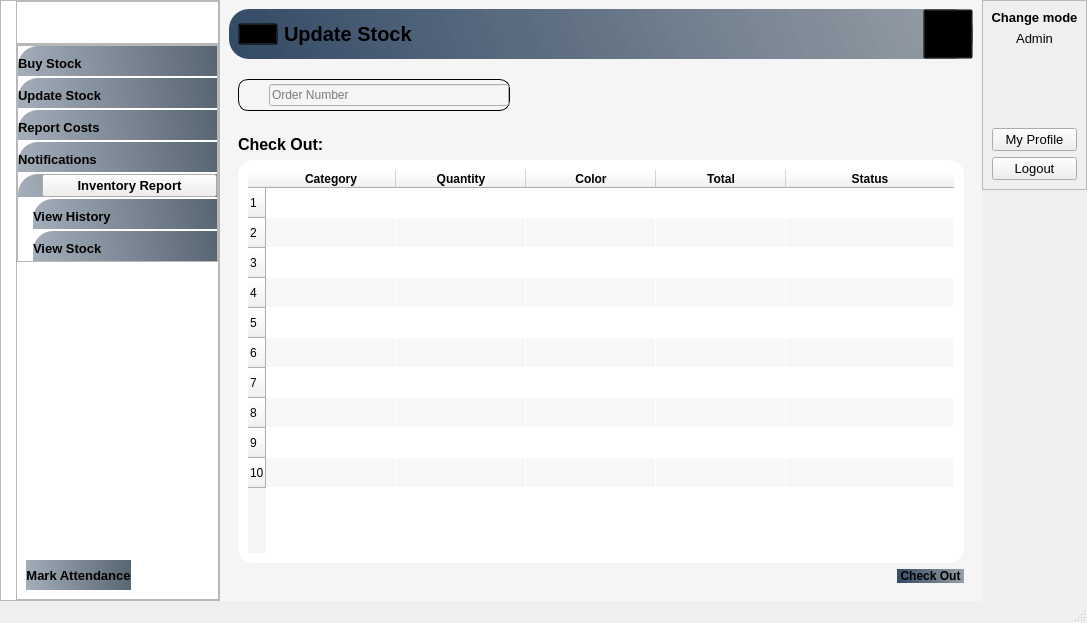
Above: Inventory_Supervisor.ui from mukarramdaniel/Distribution-System_Python before the change. Below: the same form after it.
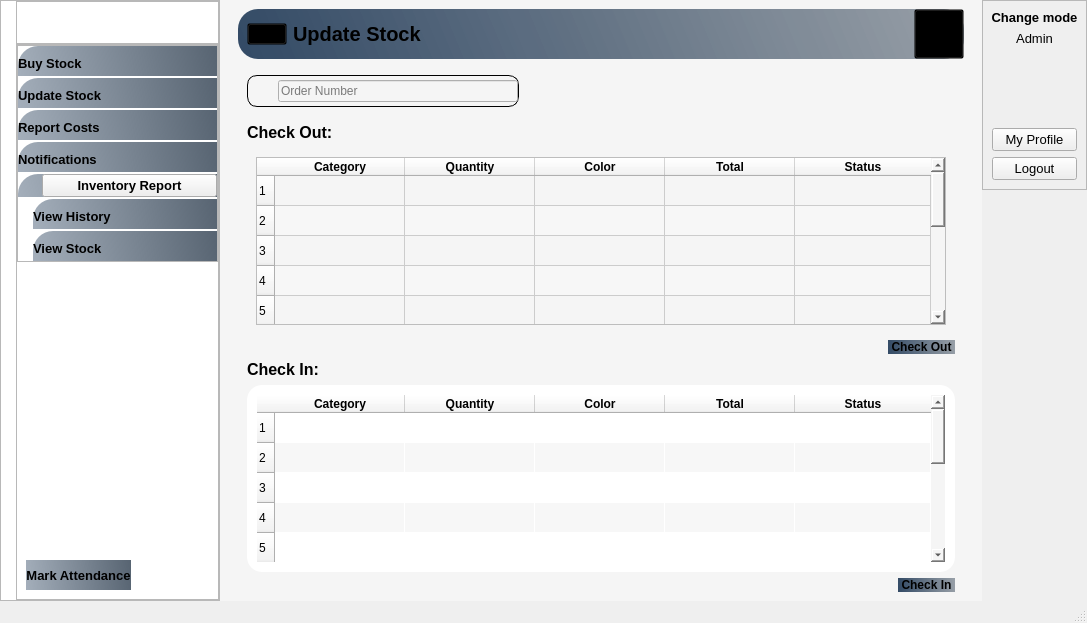
That is the form after the change. The open tabs and pages were chosen to show the change. Icons and pictures are not drawn.

The edit to the form file:
```diff
--- a/Inventory_Supervisor.ui
+++ b/Inventory_Supervisor.ui
@@ -1187,7 +1187,7 @@
 background-color:#ffffff;
  border-radius: 15px;
 }
-#btn_CheckOut{
+#btn_CheckIn,#btn_CheckOut{
 background-color:qlineargradient(spread:pad,x1:0,y1:0.505682,x2:1,y2:0.477,stop:0 rgba(20,47,78,219),stop:1 rgba(85,98,112,150));
  border-radius: 15px;
 }
@@ -1207,23 +1207,14 @@
        <layout class="QVBoxLayout" name="verticalLayout_56">
         <item>
          <widget class="QWidget" name="widget_57" native="true">
-          <layout class="QVBoxLayout" name="verticalLayout_57">
-           <property name="spacing">
-            <number>0</number>
-           </property>
-           <property name="leftMargin">
-            <number>0</number>
-           </property>
+          <layout class="QVBoxLayout" name="verticalLayout">
            <property name="topMargin">
             <number>0</number>
            </property>
-           <property name="rightMargin">
-            <number>0</number>
-           </property>
            <property name="bottomMargin">
             <number>0</number>
            </property>
-           <item>
+           <item alignment="Qt::AlignTop">
             <widget class="QWidget" name="HeaderFrame_7" native="true">
              <property name="autoFillBackground">
               <bool>false</bool>
@@ -1334,7 +1325,7 @@
              </layout>
             </widget>
            </item>
-           <item alignment="Qt::AlignLeft">
+           <item alignment="Qt::AlignLeft|Qt::AlignTop">
             <widget class="QWidget" name="widget_62" native="true">
              <property name="minimumSize">
               <size>
@@ -1344,10 +1335,10 @@
              </property>
              <layout class="QHBoxLayout" name="horizontalLayout_75">
               <property name="topMargin">
-               <number>20</number>
+               <number>10</number>
               </property>
               <property name="bottomMargin">
-               <number>15</number>
+               <number>10</number>
               </property>
               <item alignment="Qt::AlignTop">
                <widget class="QFrame" name="searchframe_2">
@@ -1420,9 +1411,151 @@
              </layout>
             </widget>
            </item>
+           <item>
+            <widget class="QWidget" name="widget_69" native="true">
+             <layout class="QVBoxLayout" name="verticalLayout_64">
+              <property name="topMargin">
+               <number>0</number>
+              </property>
+              <property name="bottomMargin">
+               <number>0</number>
+              </property>
+              <item>
+               <widget class="QLabel" name="label_52">
+                <property name="font">
+                 <font>
+                  <pointsize>12</pointsize>
+                  <weight>75</weight>
+                  <bold>true</bold>
+                 </font>
+                </property>
+                <property name="text">
+                 <string>Check Out:</string>
+                </property>
+               </widget>
+              </item>
+              <item>
+               <widget class="QWidget" name="widget_70" native="true">
+                <layout class="QVBoxLayout" name="verticalLayout_65">
+                 <item>
+                  <widget class="QTableWidget" name="table_UpdateStock_2">
+                   <property name="alternatingRowColors">
+                    <bool>true</bool>
+                   </property>
+                   <property name="rowCount">
+                    <number>10</number>
+                   </property>
+                   <attribute name="horizontalHeaderDefaultSectionSize">
+                    <number>130</number>
+                   </attribute>
+                   <attribute name="horizontalHeaderStretchLastSection">
+                    <bool>true</bool>
+                   </attribute>
+                   <row/>
+                   <row/>
+                   <row/>
+                   <row/>
+                   <row/>
+                   <row/>
+                   <row/>
+                   <row/>
+                   <row/>
+                   <row/>
+                   <column>
+                    <property name="text">
+                     <string>Category</string>
+                    </property>
+                    <property name="font">
+                     <font>
+                      <weight>75</weight>
+                      <bold>true</bold>
+                     </font>
+                    </property>
+                   </column>
+                   <column>
+                    <property name="text">
+                     <string>Quantity</string>
+                    </property>
+                    <property name="font">
+                     <font>
+                      <weight>75</weight>
+                      <bold>true</bold>
+                     </font>
+                    </property>
+                   </column>
+                   <column>
+                    <property name="text">
+                     <string>Color</string>
+                    </property>
+                    <property name="font">
+                     <font>
+                      <weight>75</weight>
+                      <bold>true</bold>
+                     </font>
+                    </property>
+                   </column>
+                   <column>
+                    <property name="text">
+                     <string>Total</string>
+                    </property>
+                    <property name="font">
+                     <font>
+                      <weight>75</weight>
+                      <bold>true</bold>
+                     </font>
+                    </property>
+                   </column>
+                   <column>
+                    <property name="text">
+                     <string>Status</string>
+                    </property>
+                    <property name="font">
+                     <font>
+                      <weight>75</weight>
+                      <bold>true</bold>
+                     </font>
+                    </property>
+                   </column>
+                  </widget>
+                 </item>
+                </layout>
+               </widget>
+              </item>
+              <item alignment="Qt::AlignRight">
+               <widget class="QPushButton" name="btn_CheckOut">
+                <property name="font">
+                 <font>
+                  <weight>75</weight>
+                  <bold>true</bold>
+                 </font>
+                </property>
+                <property name="text">
+                 <string> Check Out </string>
+                </property>
+                <property name="icon">
+                 <iconset resource="Resource.qrc">
+                  <normaloff>:/White Icons/Graphics/featherBlack/log-out.png</normaloff>:/White Icons/Graphics/featherBlack/log-out.png</iconset>
+                </property>
+                <property name="iconSize">
+                 <size>
+                  <width>22</width>
+                  <height>22</height>
+                 </size>
+                </property>
+               </widget>
+              </item>
+             </layout>
+            </widget>
+           </item>
            <item>
             <widget class="QWidget" name="widget_60" native="true">
              <layout class="QVBoxLayout" name="verticalLayout_58">
+              <property name="topMargin">
+               <number>0</number>
+              </property>
+              <property name="bottomMargin">
+               <number>0</number>
+              </property>
               <item>
                <widget class="QLabel" name="label_49">
                 <property name="font">
@@ -1433,7 +1566,7 @@
                  </font>
                 </property>
                 <property name="text">
-                 <string>Check Out:</string>
+                 <string>Check In:</string>
                 </property>
                </widget>
               </item>
@@ -1525,7 +1658,7 @@
                </widget>
               </item>
               <item alignment="Qt::AlignRight">
-               <widget class="QPushButton" name="btn_CheckOut">
+               <widget class="QPushButton" name="btn_CheckIn">
                 <property name="font">
                  <font>
                   <weight>75</weight>
@@ -1533,7 +1666,7 @@
                  </font>
                 </property>
                 <property name="text">
-                 <string> Check Out </string>
+                 <string> Check In </string>
                 </property>
                 <property name="icon">
                  <iconset resource="Resource.qrc">
```
Left out of the diff: 22 changed lines with no effect on the pictures.
